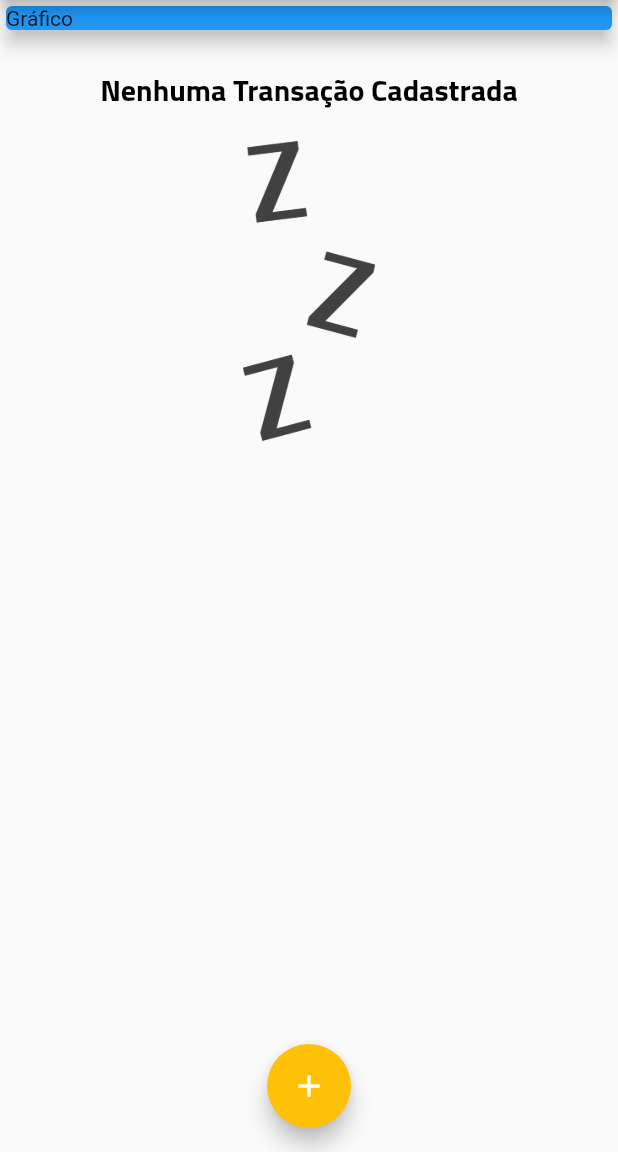
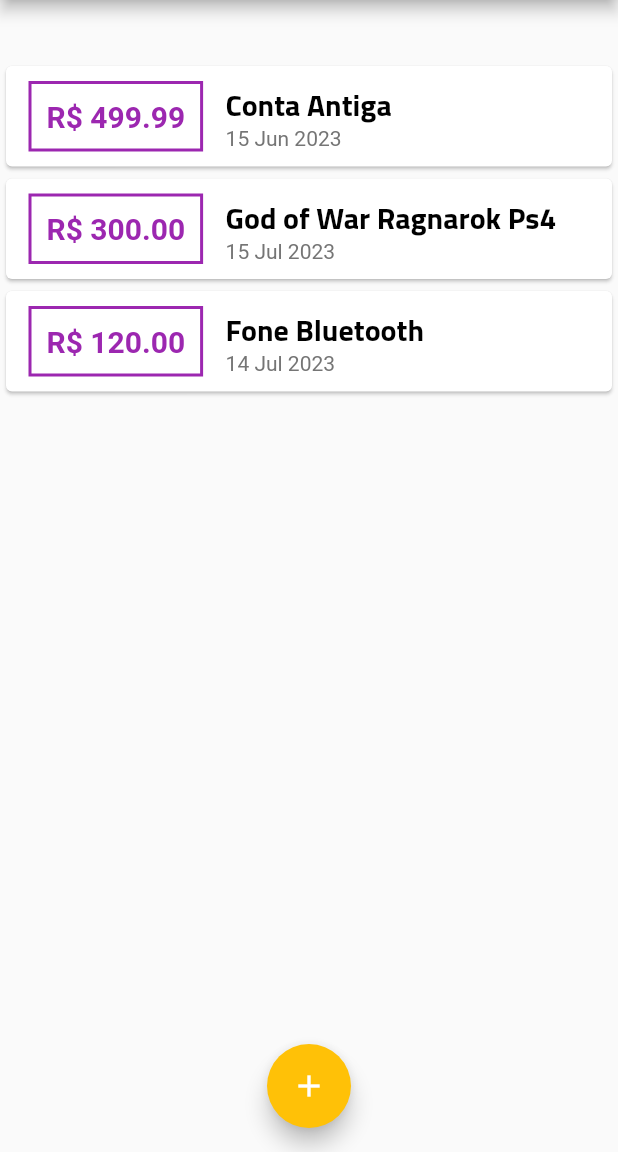
Before and after one commit to nahtanPNG/curso-flutter-udemy, a Flutter app: the screen it shows after launch, on a phone screen of 412 x 824 dp, the part 84-1236 px from its top. Run offline on Flutter 3.47's test engine with Material 2 defaults, Android fonts, the phone set to English and light mode, and no system bars.

Commit message:
Transações no dia

```diff
--- /dev/null
+++ b/Flutter/Construindo App Real - Despesas Pessoais/expenses/lib/components/chart.dart
@@ -0,0 +1,49 @@
+import 'package:expenses/models/transaction.dart';
+import 'package:intl/intl.dart';
+import 'package:flutter/material.dart';
+
+class Chart extends StatelessWidget {
+  final List<Transaction> recentTransaction;
+
+  Chart(this.recentTransaction);
+
+  List<Map<String, Object>> get groupedTransactions {
+    return List.generate(7, (index) {
+      final weekDay = DateTime.now().subtract(
+          Duration(days: index) //Pega o index e subtrai pelo dia de hoje
+          );
+
+      double totalSum = 0.0;
+
+      for(var i = 0; i < recentTransaction.length; i++) {
+        bool sameDay = recentTransaction[i].date.day == weekDay.day;
+        bool sameMonth = recentTransaction[i].date.month == weekDay.month;
+        bool sameYear = recentTransaction[i].date.year == weekDay.year;
+
+        if(sameDay && sameMonth && sameYear) {
+          totalSum += recentTransaction[i].value;
+        }
+      }
+
+      print(DateFormat.E().format(weekDay)[0]);
+      print(totalSum);
+
+      return {
+        'day': DateFormat.E().format(weekDay)[0], //Pegando a primeira letra do dia da semana
+        'value': totalSum,
+      };
+    });
+  }
+
+  @override
+  Widget build(BuildContext context) {
+    groupedTransactions;
+    return Card(
+      elevation: 6,
+      margin: EdgeInsets.all(20),
+      child: Row(
+        children: [],
+      ),
+    );
+  }
+}
--- a/Flutter/Construindo App Real - Despesas Pessoais/expenses/lib/main.dart
+++ b/Flutter/Construindo App Real - Despesas Pessoais/expenses/lib/main.dart
@@ -1,8 +1,10 @@
 import 'package:expenses/components/transaction_form.dart';
 import 'package:flutter/material.dart';
+
 import 'dart:math';
 import '/components/transaction_list.dart';
 import '/models/transaction.dart';
+import 'components/chart.dart';
 
 main() => runApp(ExpensesApp());
 
@@ -46,19 +48,33 @@ class MyHomePage extends StatefulWidget {
 class _MyHomePageState extends State<MyHomePage> {
 
   final List<Transaction> _transactions = [
-    // Transaction(
-    //   id: 't1',
-    //   title: 'God of War Ragnarok Ps4',
-    //   value: 300,
-    //   date: DateTime.now(), //Data de agora
-    // ),
-    // Transaction(
-    //   id: 't2',
-    //   title: 'Fone Bluetooth',
-    //   value: 120,
-    //   date: DateTime.now(), //Data de agora
-    // ),
+    Transaction(
+      id: 't0',
+      title: 'Conta Antiga',
+      value: 499.99,
+      date: DateTime.now().subtract(Duration(days: 33)), //Data de agora
+    ),
+    Transaction(
+      id: 't1',
+      title: 'God of War Ragnarok Ps4',
+      value: 300,
+      date: DateTime.now().subtract(Duration(days: 3)), //Data de agora
+    ),
+    Transaction(
+      id: 't2',
+      title: 'Fone Bluetooth',
+      value: 120,
+      date: DateTime.now().subtract(Duration(days: 4)), //Data de agora
+    ),
   ];
+
+  List<Transaction> get _recentTransactions {
+    return _transactions.where((tr) {
+      return tr.date.isAfter(DateTime.now().subtract( //Verifica se a data da transação é antes de 7 dias atrás ou não
+        Duration(days: 7),
+      ));
+    }).toList();
+  }
 
   _addTransaction(String title, double value) {
     final newTransaction = Transaction(
@@ -101,13 +117,7 @@ class _MyHomePageState extends State<MyHomePage> {
         child: Column(
           crossAxisAlignment: CrossAxisAlignment.stretch,
           children: [
-            Container(
-              child: Card(
-                color: Colors.blue,
-                child: Text('Gráfico'),
-                elevation: 5,
-              ),
-            ),
+            Chart(_recentTransactions),
             TransactionList(_transactions),
           ],
         ),
```
